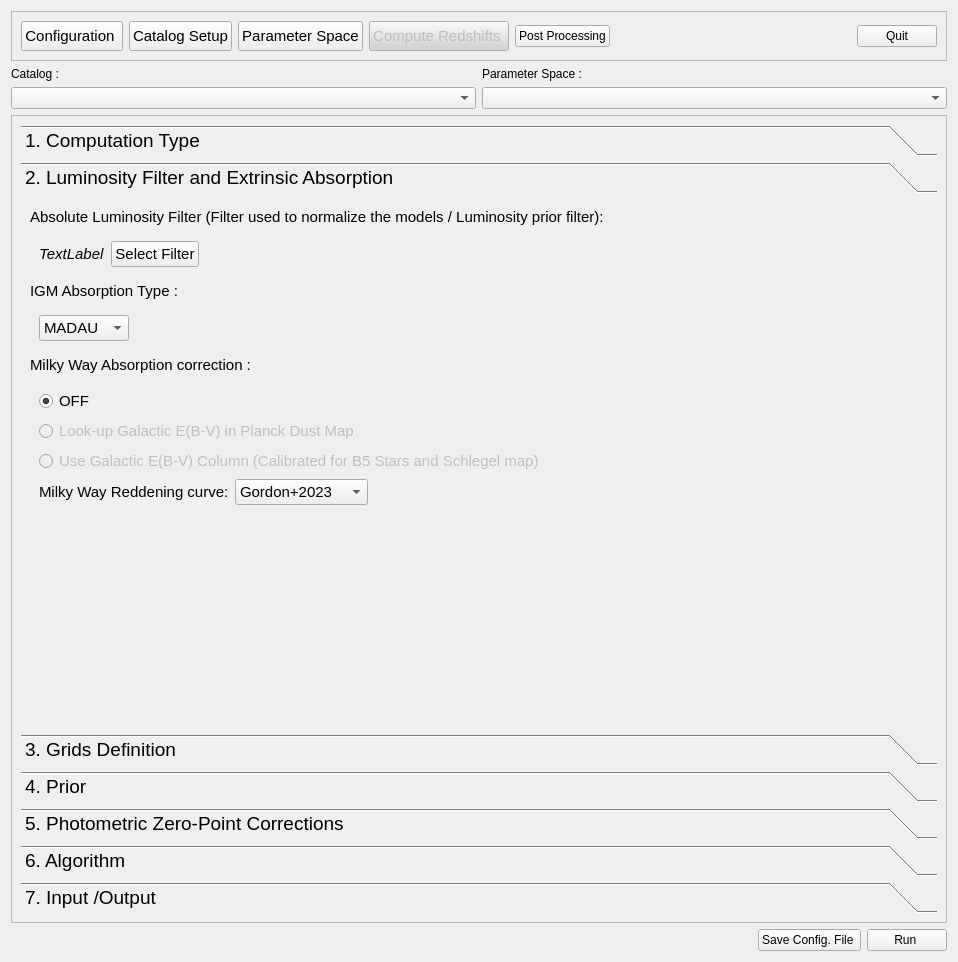
astrorama/Phosphoros, file PhzQtUI/auxdir/PhzQtUI/FormAnalysis.ui: the form before one commit.
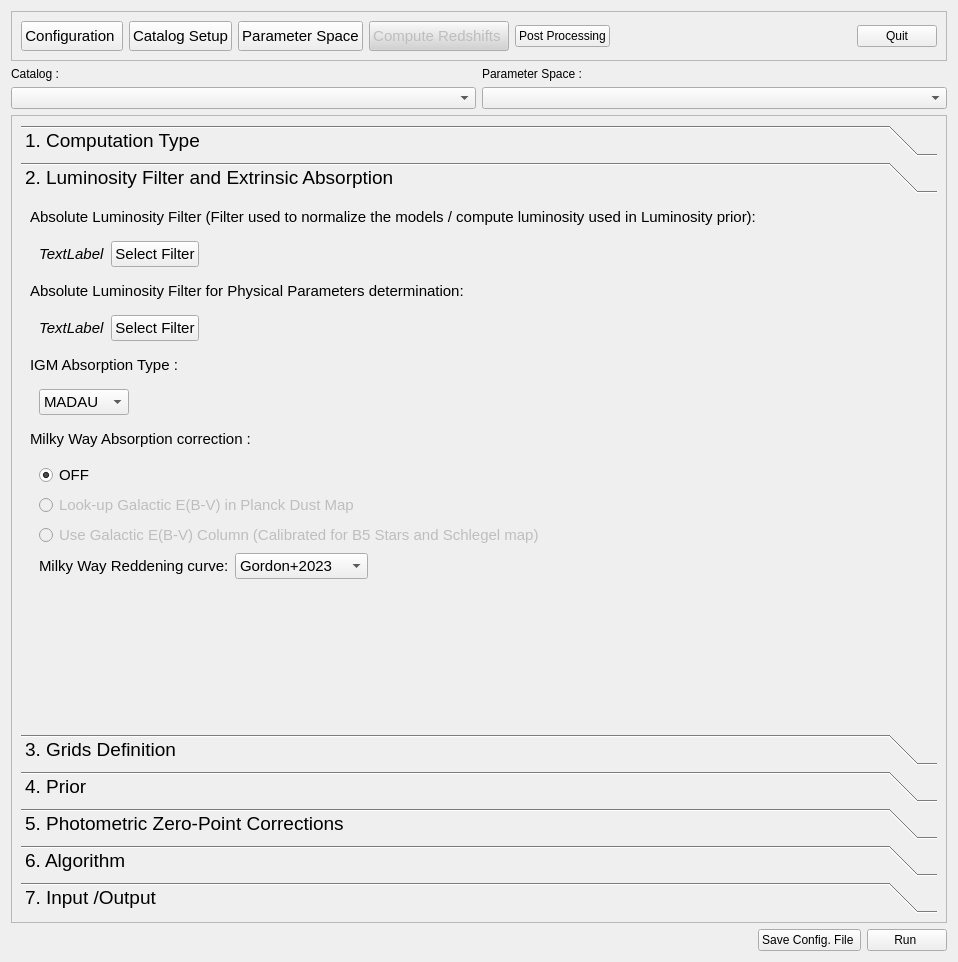
The form after the commit. The open tabs and pages were chosen to show the change.

Commit message: Start adding the PP filters

The edit to the form file:
```diff
--- a/PhzQtUI/auxdir/PhzQtUI/FormAnalysis.ui
+++ b/PhzQtUI/auxdir/PhzQtUI/FormAnalysis.ui
@@ -376,7 +376,7 @@
               </font>
              </property>
              <property name="text">
-              <string>Absolute Luminosity Filter (Filter used to normalize the models / Luminosity prior filter):</string>
+              <string>Absolute Luminosity Filter (Filter used to normalize the models / compute luminosity used in Luminosity prior):</string>
              </property>
             </widget>
            </item>
@@ -424,6 +424,62 @@
              </layout>
             </widget>
            </item>
+           <item>
+            <widget class="QLabel" name="label_37">
+             <property name="font">
+              <font>
+               <pointsize>11</pointsize>
+              </font>
+             </property>
+             <property name="text">
+              <string>Absolute Luminosity Filter for Physical Parameters determination:</string>
+             </property>
+            </widget>
+           </item>
+           <item>
+            <widget class="QWidget" name="widget_3" native="true">
+             <layout class="QHBoxLayout" name="horizontalLayout_39">
+              <item>
+               <widget class="QLabel" name="lbl_lum_pp_filter">
+                <property name="font">
+                 <font>
+                  <pointsize>11</pointsize>
+                  <italic>true</italic>
+                 </font>
+                </property>
+                <property name="text">
+                 <string>TextLabel</string>
+                </property>
+               </widget>
+              </item>
+              <item>
+               <widget class="QPushButton" name="btn_lum_pp_filter">
+                <property name="font">
+                 <font>
+                  <pointsize>11</pointsize>
+                 </font>
+                </property>
+                <property name="text">
+                 <string>Select Filter</string>
+                </property>
+               </widget>
+              </item>
+              <item>
+               <spacer name="horizontalSpacer_31">
+                <property name="orientation">
+                 <enum>Qt::Horizontal</enum>
+                </property>
+                <property name="sizeHint" stdset="0">
+                 <size>
+                  <width>40</width>
+                  <height>20</height>
+                 </size>
+                </property>
+               </spacer>
+              </item>
+             </layout>
+            </widget>
+           </item>
            <item>
             <widget class="QLabel" name="label_3">
              <property name="font">
```
Left out of the diff: 20 changed lines with no effect on the pictures. The commit also changes 7 other files.
